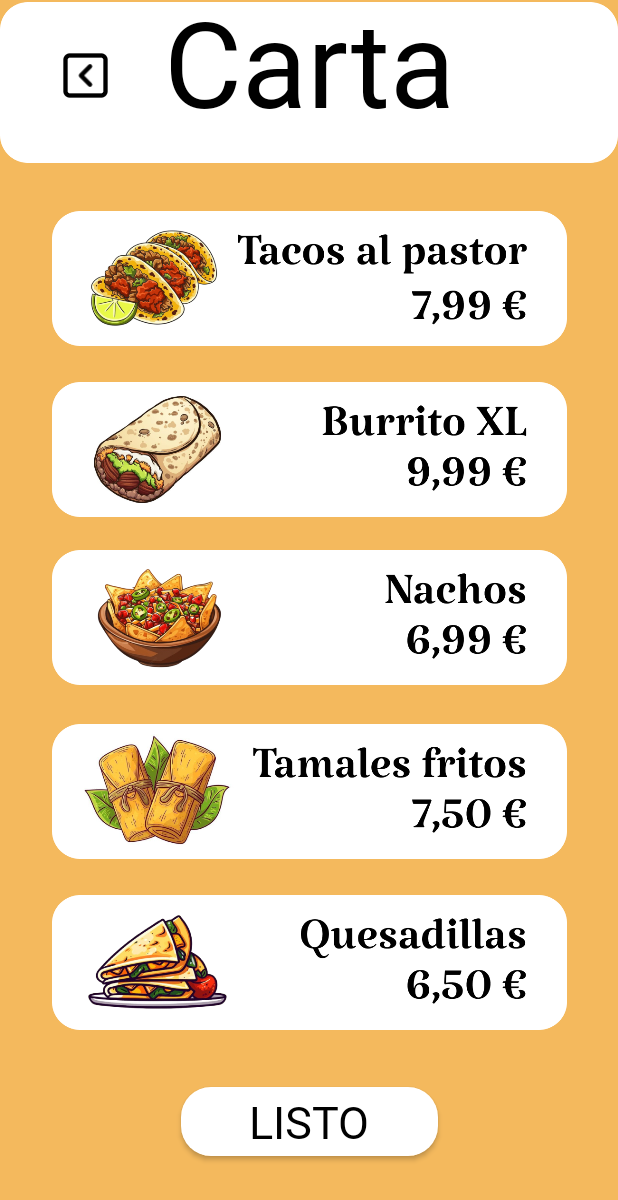
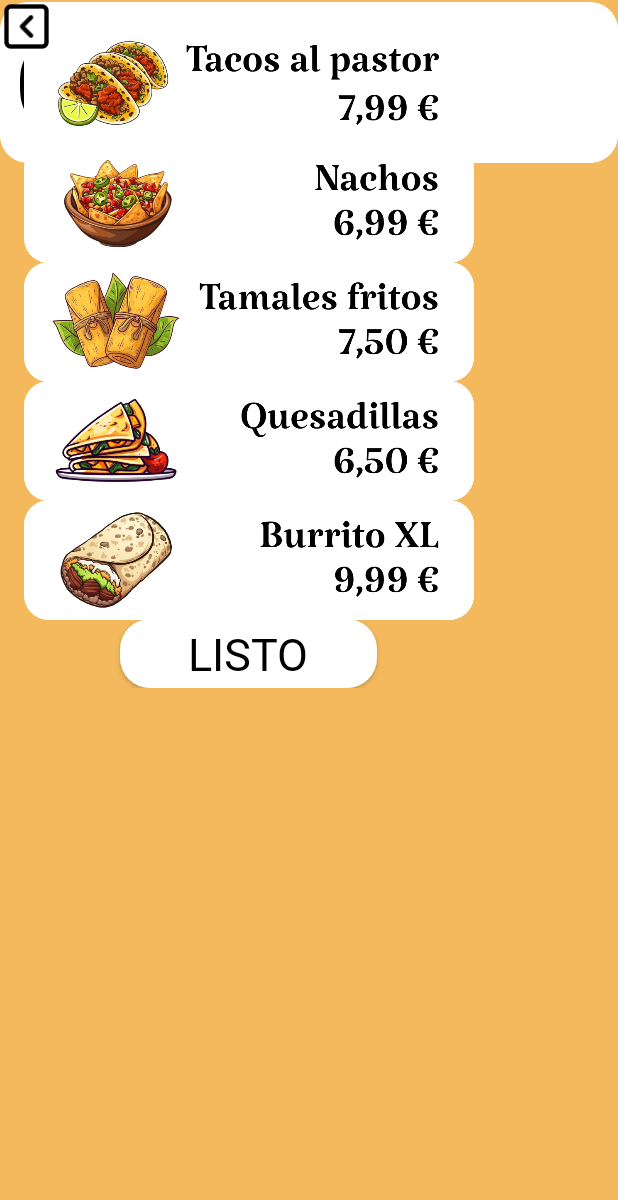
Before and after one commit to santimartinezzgb/TacoPaco, an Android app: the Carta screen opened directly, with no data from a screen before it, on a phone screen of 412 x 824 dp. Shown: the top 1200 px of the screen. Run offline under Robolectric (Android 15) with nearby library versions, the phone set to English and light mode, and no system bars.

Commit message:
añadido

```diff
--- a/app/src/main/res/layout/carta.xml
+++ b/app/src/main/res/layout/carta.xml
@@ -5,6 +5,9 @@
     android:id="@+id/carta"
     android:layout_width="match_parent"
     android:layout_height="match_parent"
+    app:layout_constraintTop_toTopOf="parent"
+    app:layout_constraintStart_toStartOf="parent"
+
     android:background="@color/primary">
 
     <ImageView
@@ -17,153 +20,97 @@
         tools:layout_editor_absoluteX="0dp"
         tools:layout_editor_absoluteY="-4dp" />
 
+
     <TextView
         android:layout_width="211dp"
         android:layout_height="100dp"
-        android:layout_marginStart="91dp"
-        android:layout_marginEnd="91dp"
-        android:layout_marginBottom="751dp"
         android:fontFamily="@font/kat"
         android:gravity="top|center"
         android:text="Carta"
         android:textColor="@color/black"
         android:textSize="80sp"
-        app:layout_constraintBottom_toBottomOf="parent"
-        app:layout_constraintEnd_toEndOf="parent"
-        app:layout_constraintStart_toStartOf="parent"
-        app:layout_constraintTop_toTopOf="parent"
-        tools:ignore="MissingConstraints" />
+        tools:ignore="MissingConstraints"
+        tools:layout_editor_absoluteX="100dp"
+        tools:layout_editor_absoluteY="-17dp" />
 
     <Button
         android:id="@+id/volver"
         android:layout_width="35dp"
         android:layout_height="35dp"
-        android:layout_marginStart="30dp"
-        android:layout_marginTop="46dp"
-        android:layout_marginEnd="328dp"
-        android:layout_marginBottom="770dp"
         android:background="@mipmap/volver"
-        app:layout_constraintBottom_toBottomOf="parent"
-        app:layout_constraintEnd_toEndOf="parent"
-        app:layout_constraintStart_toStartOf="parent"
-        app:layout_constraintTop_toTopOf="parent"
-        tools:ignore="MissingConstraints" />
+        tools:ignore="MissingConstraints"
+        tools:layout_editor_absoluteX="34dp"
+        tools:layout_editor_absoluteY="36dp" />
 
+    <LinearLayout
+        android:layout_width="wrap_content"
+        android:layout_height="wrap_content"
+        android:divider="@android:color/transparent"
+        android:dividerPadding="12dp"
+        android:gravity="center_horizontal"
+        android:orientation="vertical"
+        android:padding="16dp"
+        android:showDividers="middle"
+        tools:layout_editor_absoluteX="39dp"
+        tools:layout_editor_absoluteY="167dp">
 
         <Button
             android:id="@+id/tacos"
-        android:layout_width="343dp"
-        android:layout_height="90dp"
-        android:layout_marginStart="25dp"
-        android:layout_marginTop="154dp"
-        android:layout_marginEnd="25dp"
-        android:layout_marginBottom="607dp"
+            android:layout_width="300dp"
+            android:layout_height="80dp"
             android:background="@mipmap/tacos"
             android:fontFamily="@font/kat"
             android:gravity="center"
-        android:orientation="horizontal"
-        android:textSize="50sp"
-        app:layout_constraintBottom_toBottomOf="parent"
-        app:layout_constraintEnd_toEndOf="parent"
-        app:layout_constraintStart_toStartOf="parent"
-        app:layout_constraintTop_toTopOf="parent"
-        tools:ignore="MissingConstraints" />
+            android:textSize="50sp" />
+
+        <Button
+            android:id="@+id/nachos"
+            android:layout_width="300dp"
+            android:layout_height="80dp"
+            android:background="@mipmap/nachos"
+            android:fontFamily="@font/kat"
+            android:gravity="center"
+            android:textSize="50sp" />
+
+        <Button
+            android:id="@+id/tamales"
+            android:layout_width="300dp"
+            android:layout_height="80dp"
+            android:background="@mipmap/tamales"
+            android:fontFamily="@font/kat"
+            android:gravity="center"
+            android:textSize="50sp" />
 
         <Button
             android:id="@+id/quesadillas"
-        android:layout_width="343dp"
-        android:layout_height="90dp"
-        android:layout_marginStart="25dp"
-        android:layout_marginTop="610dp"
-        android:layout_marginEnd="25dp"
-        android:layout_marginBottom="151dp"
+            android:layout_width="300dp"
+            android:layout_height="80dp"
             android:background="@mipmap/quesadillas"
             android:fontFamily="@font/kat"
             android:gravity="center"
-        android:orientation="horizontal"
-        android:textSize="50sp"
-        app:layout_constraintBottom_toBottomOf="parent"
-        app:layout_constraintEnd_toEndOf="parent"
-        app:layout_constraintStart_toStartOf="parent"
-        app:layout_constraintTop_toTopOf="parent"
-        tools:ignore="MissingConstraints" />
-
-    <Button
-        android:id="@+id/nachos"
-        android:layout_width="343dp"
-        android:layout_height="90dp"
-        android:layout_marginStart="25dp"
-        android:layout_marginTop="380dp"
-        android:layout_marginEnd="25dp"
-        android:layout_marginBottom="381dp"
-        android:background="@mipmap/nachos"
-        android:fontFamily="@font/kat"
-        android:gravity="center"
-        android:orientation="horizontal"
-        android:textSize="50sp"
-        app:layout_constraintBottom_toBottomOf="parent"
-        app:layout_constraintEnd_toEndOf="parent"
-        app:layout_constraintStart_toStartOf="parent"
-        app:layout_constraintTop_toTopOf="parent"
-        tools:ignore="MissingConstraints" />
-
-    <Button
-        android:id="@+id/tamales"
-        android:layout_width="343dp"
-        android:layout_height="90dp"
-        android:layout_marginStart="25dp"
-        android:layout_marginTop="496dp"
-        android:layout_marginEnd="25dp"
-        android:layout_marginBottom="265dp"
-        android:background="@mipmap/tamales"
-        android:fontFamily="@font/kat"
-        android:gravity="center"
-        android:orientation="horizontal"
-        android:textSize="50sp"
-        app:layout_constraintBottom_toBottomOf="parent"
-        app:layout_constraintEnd_toEndOf="parent"
-        app:layout_constraintStart_toStartOf="parent"
-        app:layout_constraintTop_toTopOf="parent"
-        tools:ignore="MissingConstraints" />
+            android:textSize="50sp" />
 
         <Button
             android:id="@+id/burrito"
-        android:layout_width="343dp"
-        android:layout_height="90dp"
-        android:layout_marginStart="25dp"
-        android:layout_marginTop="268dp"
-        android:layout_marginEnd="25dp"
-        android:layout_marginBottom="493dp"
+            android:layout_width="300dp"
+            android:layout_height="80dp"
             android:background="@mipmap/burrito"
             android:fontFamily="@font/kat"
             android:gravity="center"
-        android:orientation="horizontal"
-        android:textSize="50sp"
-        app:layout_constraintBottom_toBottomOf="parent"
-        app:layout_constraintEnd_toEndOf="parent"
-        app:layout_constraintStart_toStartOf="parent"
-        app:layout_constraintTop_toTopOf="parent"
-        tools:ignore="MissingConstraints" />
+            android:textSize="50sp" />
 
         <Button
+            android:id="@+id/listo"
             android:layout_width="171dp"
             android:layout_height="46dp"
-        android:layout_marginStart="111dp"
-        android:layout_marginTop="738dp"
-        android:layout_marginEnd="111dp"
-        android:layout_marginBottom="67dp"
             android:background="@drawable/background_sec"
             android:fontFamily="@font/kat"
             android:gravity="center"
-        android:paddingLeft="10sp"
-        android:paddingRight="10sp"
             android:text="Listo"
             android:textColor="@color/black"
-        android:textSize="30sp"
-        app:layout_constraintBottom_toBottomOf="parent"
-        app:layout_constraintEnd_toEndOf="parent"
-        app:layout_constraintStart_toStartOf="parent"
-        app:layout_constraintTop_toTopOf="parent"
-        tools:ignore="MissingConstraints" />
+            android:textSize="30sp" />
+
+    </LinearLayout>
+
 
 </androidx.constraintlayout.widget.ConstraintLayout>
```
Lines whose indentation alone changed are shown as unchanged.
